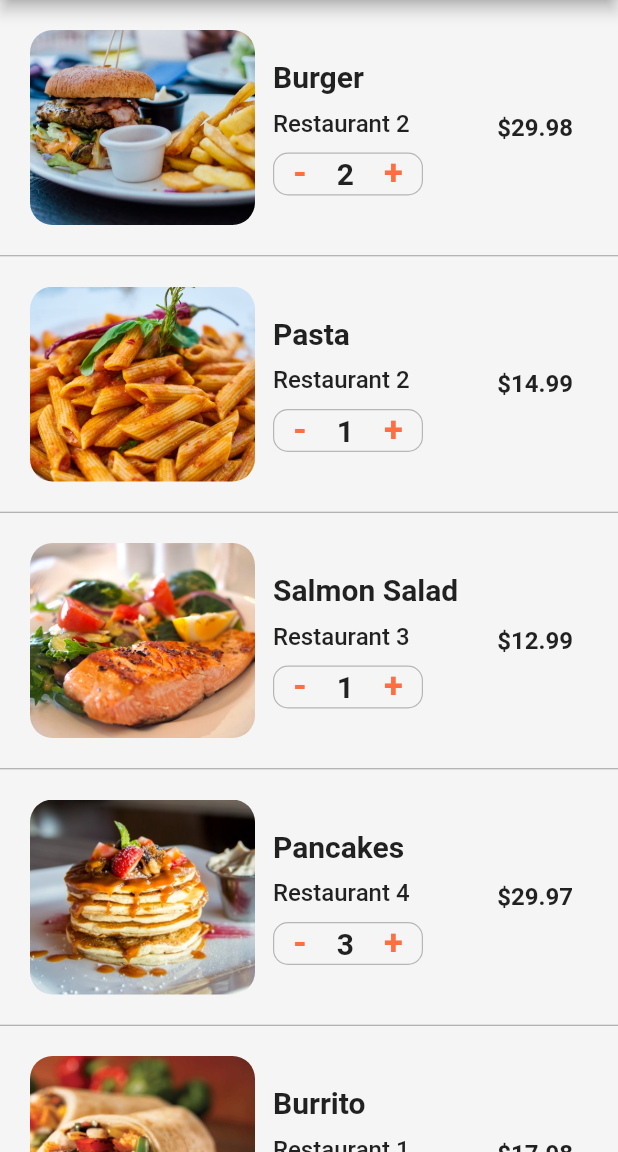
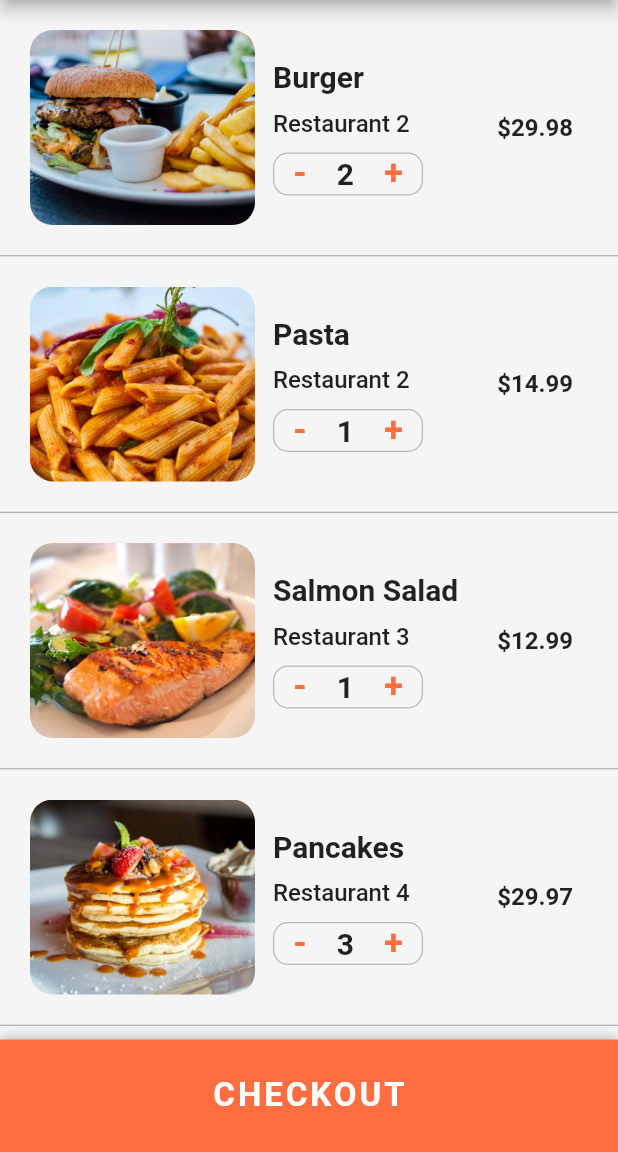
Before and after one commit to hashemsh/food-delivery-app-flutter-ui, a Flutter app: the CartScreen screen opened directly, on a phone screen of 412 x 824 dp, the part 84-1236 px from its top. Run offline on Flutter 3.47's test engine with Material 2 defaults, Android fonts, the phone set to English and light mode, and no system bars.

Commit message:
end of checkout and cart screen

```diff
--- a/lib/screens/cart_screen.dart
+++ b/lib/screens/cart_screen.dart
@@ -119,6 +119,9 @@ class _CartScreenState extends State<CartScreen> {
 
   @override
   Widget build(BuildContext context) {
+    double totalPrice = 0;
+    currentUser.cart.forEach(
+        (Order order) => totalPrice += order.quantity * order.food.price);
     return Scaffold(
       appBar: AppBar(
         backgroundColor: Colors.deepOrangeAccent,
@@ -129,10 +132,57 @@ class _CartScreenState extends State<CartScreen> {
       ),
       body: ListView.separated(
         physics: BouncingScrollPhysics(),
-        itemCount: currentUser.cart.length,
+        itemCount: currentUser.cart.length + 1,
         itemBuilder: (BuildContext context, int index) {
-          Order order = currentUser.cart[index];
-          return _buildCartItem(order);
+          if (index < currentUser.cart.length) {
+            Order order = currentUser.cart[index];
+            return _buildCartItem(order);
+          }
+          return Padding(
+            padding: const EdgeInsets.all(20.0),
+            child: Column(
+              children: [
+                Row(
+                  mainAxisAlignment: MainAxisAlignment.spaceBetween,
+                  children: [
+                    Text(
+                      'Estimated delivery Time:',
+                      style: TextStyle(
+                          fontSize: 20.0, fontWeight: FontWeight.w600),
+                    ),
+                    Text(
+                      '25 min',
+                      style: TextStyle(
+                          fontSize: 20.0, fontWeight: FontWeight.w600),
+                    ),
+                  ],
+                ),
+                SizedBox(
+                  height: 10.0,
+                ),
+                Row(
+                  mainAxisAlignment: MainAxisAlignment.spaceBetween,
+                  children: [
+                    Text(
+                      'Total Cost:',
+                      style: TextStyle(
+                          fontSize: 20.0, fontWeight: FontWeight.w600),
+                    ),
+                    Text(
+                      '\$${totalPrice.toStringAsFixed(2)}',
+                      style: TextStyle(
+                          color: Colors.green.shade700,
+                          fontSize: 20.0,
+                          fontWeight: FontWeight.w600),
+                    ),
+                  ],
+                ),
+                SizedBox(
+                  height: 80.0,
+                )
+              ],
+            ),
+          );
         },
         separatorBuilder: (BuildContext context, int index) {
           return Divider(
@@ -141,6 +191,29 @@ class _CartScreenState extends State<CartScreen> {
           );
         },
       ),
+      bottomSheet: Container(
+        height: 75.0,
+        width: MediaQuery.of(context).size.width,
+        decoration: BoxDecoration(
+            color: Theme.of(context).primaryColor,
+            boxShadow: [
+              BoxShadow(
+                  color: Colors.black26, offset: Offset(0, -1), blurRadius: 6.0)
+            ]),
+        child: Center(
+            child: MaterialButton(
+          child: Text(
+            'CHECKOUT',
+            style: TextStyle(
+              color: Colors.white,
+              fontSize: 22.0,
+              fontWeight: FontWeight.bold,
+              letterSpacing: 2.0,
+            ),
+          ),
+          onPressed: () {},
+        )),
+      ),
     );
   }
 }
```
